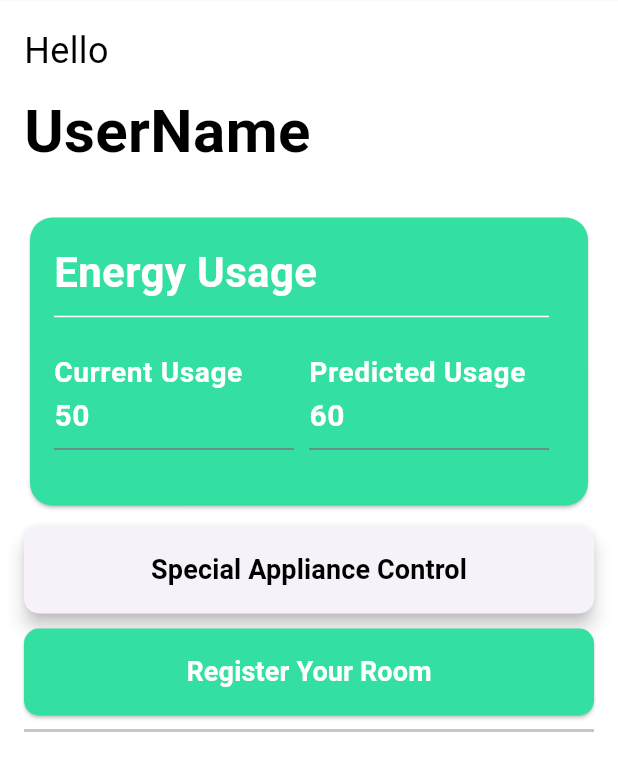
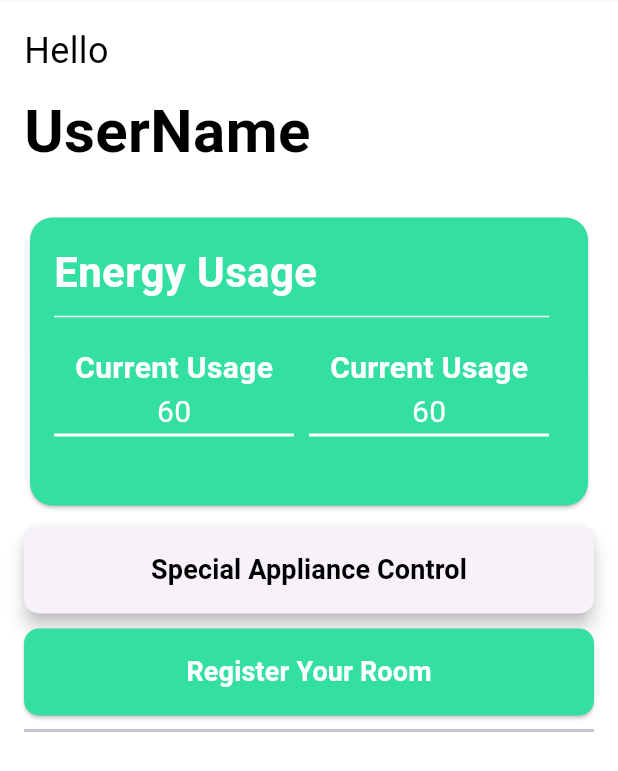
Before and after one commit to Smart-Eco/Smart-Eco, a Flutter app: the HomeScreen screen opened directly, on a phone screen of 412 x 824 dp. Shown: the top 771 px of the screen. Run offline on Flutter 3.47's test engine with Material 3 defaults, Android fonts, the phone set to English and light mode, and no system bars; our stand-ins replace google_fonts; Roboto replaces fonts that are missing (Helvetica).

Commit message:
text_field_editedd

```diff
--- /dev/null
+++ b/devtools_options.yaml
@@ -0,0 +1 @@
+extensions:
--- a/lib/Screens/home_screen.dart
+++ b/lib/Screens/home_screen.dart
@@ -173,21 +173,35 @@ class _HomeScreenState extends State<HomeScreen> {
                       mainAxisAlignment: MainAxisAlignment.spaceBetween,
                       children: [
                         Expanded(
-                          child: TextField(
-                            controller: currentUsageController,
-                            decoration: InputDecoration(
-                              labelText: 'Current Usage',
-                              labelStyle: TextStyle(
-                                color: Colors.white,
+                          child: Column(
+                            children: [
+                              Text(
+                                "Current Usage",
+                                style: TextStyle(
+                                  fontSize: 20,
                                   fontWeight: FontWeight.bold,
-                                fontSize: 25,
+                                  color: Color.fromARGB(255, 255, 255, 255),
                                 ),
+                                textAlign: TextAlign.left,
                               ),
+                              Text(
+                                "60",
                                 style: TextStyle(
-                              color: Colors.white,
-                              fontWeight: FontWeight.bold,
                                   fontSize: 20,
+                                  fontWeight: FontWeight.normal,
+                                  color: Color.fromARGB(255, 255, 255, 255),
                                 ),
+                                textAlign: TextAlign.left,
+                              ),
+                              SizedBox(
+                                height: 2.0, // Adjust height as needed
+                                width: double.infinity, // Expands to full width
+                                child: ColoredBox(
+                                  color: Color.fromARGB(
+                                      255, 255, 255, 255), // Set desired color
+                                ),
+                              )
+                            ],
                           ),
                         ),
                         SizedBox(width: 10),
@@ -195,21 +209,38 @@ class _HomeScreenState extends State<HomeScreen> {
                           child: Row(
                             children: [
                               Expanded(
-                                child: TextField(
-                                  controller: predictedUsageController,
-                                  decoration: InputDecoration(
-                                    labelText: 'Predicted Usage',
-                                    labelStyle: TextStyle(
-                                      color: Colors.white,
+                                child: Column(
+                                  children: [
+                                    Text(
+                                      "Current Usage",
+                                      style: TextStyle(
+                                        fontSize: 20,
                                         fontWeight: FontWeight.bold,
-                                      fontSize: 25,
+                                        color:
+                                            Color.fromARGB(255, 255, 255, 255),
                                       ),
+                                      textAlign: TextAlign.left,
                                     ),
+                                    Text(
+                                      "60",
                                       style: TextStyle(
-                                    color: Colors.white,
-                                    fontWeight: FontWeight.bold,
                                         fontSize: 20,
+                                        fontWeight: FontWeight.normal,
+                                        color:
+                                            Color.fromARGB(255, 255, 255, 255),
                                       ),
+                                      textAlign: TextAlign.left,
+                                    ),
+                                    SizedBox(
+                                      height: 2.0, // Adjust height as needed
+                                      width: double
+                                          .infinity, // Expands to full width
+                                      child: ColoredBox(
+                                        color: Color.fromARGB(255, 255, 255,
+                                            255), // Set desired color
+                                      ),
+                                    )
+                                  ],
                                 ),
                               ),
                             ],
@@ -230,7 +261,7 @@ class _HomeScreenState extends State<HomeScreen> {
 
   Widget buildPriceCard() {
     return Card(
-      color: Color.fromARGB(151, 47, 13, 202),
+      color: Color.fromRGBO(112, 52, 224, 1),
       shape: RoundedRectangleBorder(
         borderRadius: BorderRadius.circular(15),
       ),
@@ -262,11 +293,89 @@ class _HomeScreenState extends State<HomeScreen> {
                       endIndent: 0,
                     ),
                     SizedBox(height: 10),
-                    // Add widgets for Price Card
+                    Row(
+                      mainAxisAlignment: MainAxisAlignment.spaceBetween,
+                      children: [
+                        Expanded(
+                          child: Column(
+                            children: [
+                              Text(
+                                "Current Usage",
+                                style: TextStyle(
+                                  fontSize: 20,
+                                  fontWeight: FontWeight.bold,
+                                  color: Color.fromARGB(255, 255, 255, 255),
+                                ),
+                                textAlign: TextAlign.left,
+                              ),
+                              Text(
+                                "60",
+                                style: TextStyle(
+                                  fontSize: 20,
+                                  fontWeight: FontWeight.normal,
+                                  color: Color.fromARGB(255, 255, 255, 255),
+                                ),
+                                textAlign: TextAlign.left,
+                              ),
+                              SizedBox(
+                                height: 2.0, // Adjust height as needed
+                                width: double.infinity, // Expands to full width
+                                child: ColoredBox(
+                                  color: Color.fromARGB(
+                                      255, 255, 255, 255), // Set desired color
+                                ),
+                              )
                             ],
                           ),
                         ),
-              SizedBox(width: 20),
+                        SizedBox(width: 10),
+                        Expanded(
+                          child: Row(
+                            children: [
+                              Expanded(
+                                child: Column(
+                                  children: [
+                                    Text(
+                                      "Current Usage",
+                                      style: TextStyle(
+                                        fontSize: 20,
+                                        fontWeight: FontWeight.bold,
+                                        color:
+                                            Color.fromARGB(255, 255, 255, 255),
+                                      ),
+                                      textAlign: TextAlign.left,
+                                    ),
+                                    Text(
+                                      "60",
+                                      style: TextStyle(
+                                        fontSize: 20,
+                                        fontWeight: FontWeight.normal,
+                                        color:
+                                            Color.fromARGB(255, 255, 255, 255),
+                                      ),
+                                      textAlign: TextAlign.left,
+                                    ),
+                                    SizedBox(
+                                      height: 2.0, // Adjust height as needed
+                                      width: double
+                                          .infinity, // Expands to full width
+                                      child: ColoredBox(
+                                        color: Color.fromARGB(255, 255, 255,
+                                            255), // Set desired color
+                                      ),
+                                    )
+                                  ],
+                                ),
+                              ),
+                            ],
+                          ),
+                        ),
+                      ],
+                    ),
+                  ],
+                ),
+              ),
+              SizedBox(width: 10),
             ],
           ),
         ),
--- a/lib/Screens/login_Screen.dart
+++ b/lib/Screens/login_Screen.dart
@@ -80,7 +80,7 @@ class loginScreen extends StatelessWidget {
                       // Navigate to HomeScreen
                       Navigator.push(
                         context,
-                        MaterialPageRoute(builder: (context) => HomeScreen()),
+                        MaterialPageRoute(builder: (context) => BaseNav()),
                       );
                     },
                     child: Text('Login'),
```
Lines whose indentation alone changed are shown as unchanged.
